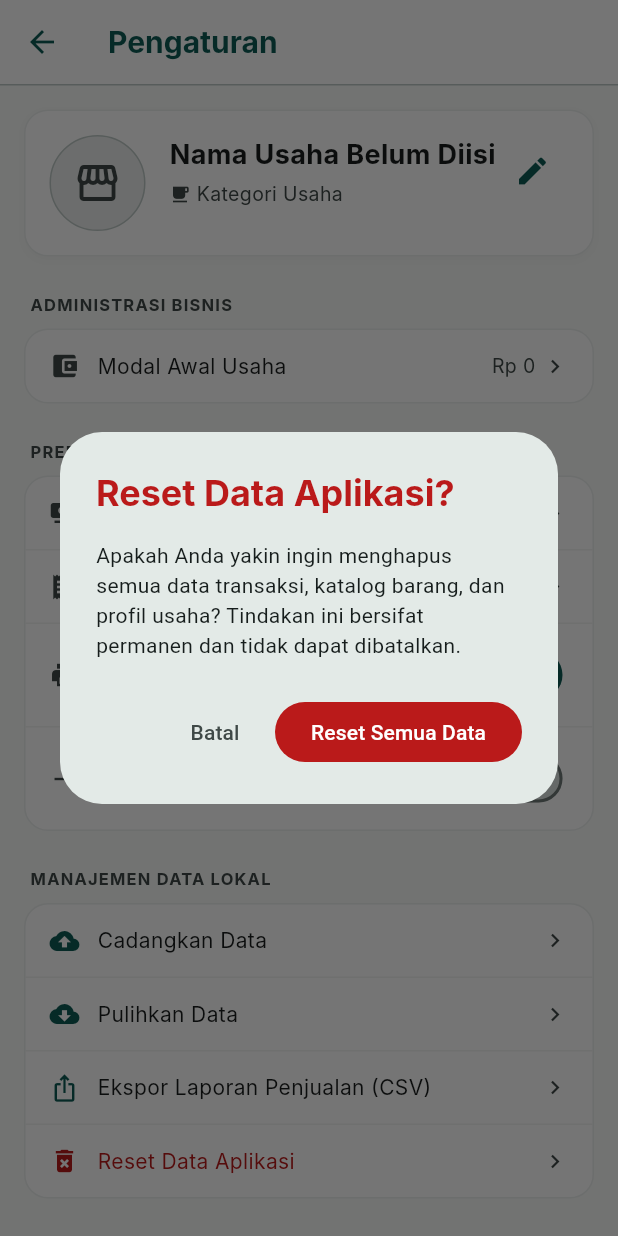
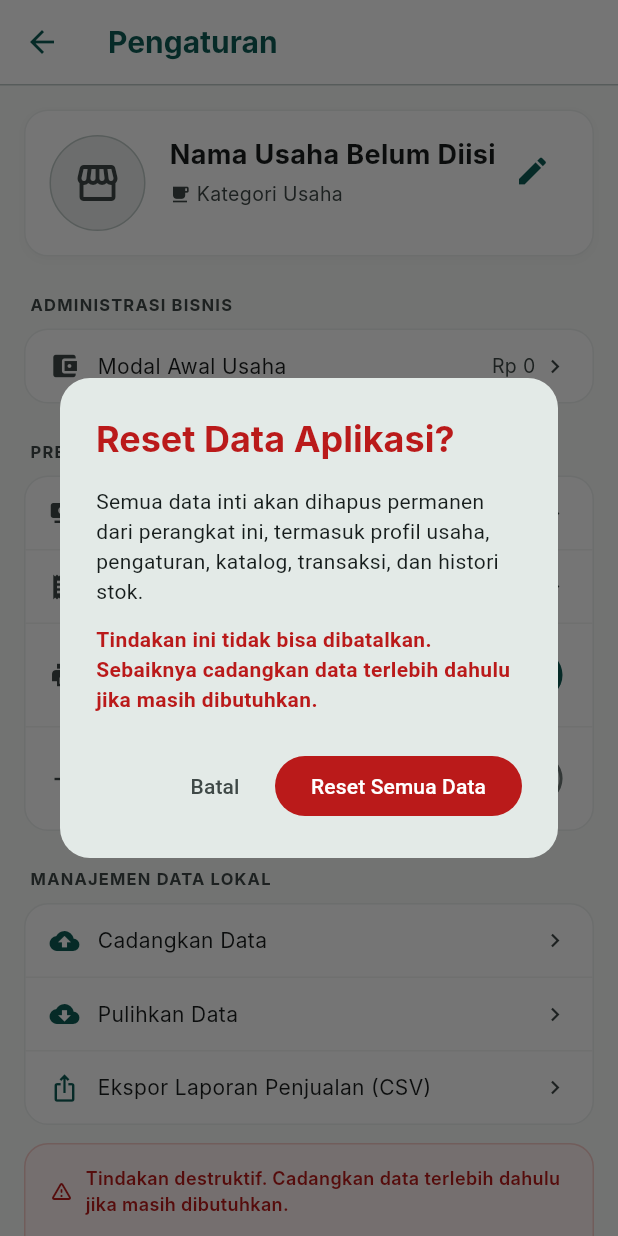
Before and after one commit to iqbalmaulana03/pujangga-pos, a Flutter app: the PengaturanPage screen opened by its route, after a tap on "Reset Data Aplikasi", on a phone screen of 412 x 824 dp. Run offline on Flutter 3.47's test engine with Material 3 defaults, Android fonts, the light colour scheme and no system bars; our stand-ins replace flutter_riverpod, go_router, share_plus, sqflite; accounts and stored records are empty; Roboto replaces fonts that are missing (Inter).

Commit message:
feat[22]: add app data reset flow

```diff
--- /dev/null
+++ b/lib/features/pengaturan/presentation/controllers/pengaturan_reset_controller.dart
@@ -0,0 +1,35 @@
+import 'package:flutter_riverpod/flutter_riverpod.dart';
+
+import '../../../../core/services/app_startup_service.dart';
+import '../../data/services/app_reset_service.dart';
+import 'pengaturan_backup_controller.dart';
+import 'pengaturan_settings_controller.dart';
+
+final appResetServiceProvider = Provider<AppResetService>((ref) {
+  return AppResetService(
+    database: ref.watch(appDatabaseProvider),
+    logger: ref.watch(appLoggerProvider),
+  );
+});
+
+final pengaturanResetControllerProvider =
+    AsyncNotifierProvider<PengaturanResetController, void>(
+      PengaturanResetController.new,
+    );
+
+class PengaturanResetController extends AsyncNotifier<void> {
+  @override
+  Future<void> build() async {}
+
+  Future<void> resetAppData() async {
+    state = const AsyncLoading();
+    state = await AsyncValue.guard(() async {
+      await ref.read(appResetServiceProvider).resetAppData();
+
+      ref.invalidate(appStartupProvider);
+      ref.invalidate(businessProfileProvider);
+      ref.invalidate(appSettingsProvider);
+      ref.invalidate(pengaturanBackupControllerProvider);
+    });
+  }
+}
--- a/lib/features/pengaturan/presentation/pages/pengaturan_page.dart
+++ b/lib/features/pengaturan/presentation/pages/pengaturan_page.dart
@@ -4,11 +4,13 @@ import 'package:go_router/go_router.dart';
 import 'package:share_plus/share_plus.dart';
 
 import '../../../../core/utils/currency_formatter.dart';
+import '../../../../app/router/app_router.dart';
 import '../../../../core/services/app_startup_service.dart';
 import '../../domain/entities/app_settings.dart';
 import '../../../setup_usaha/domain/entities/business_profile.dart';
 import '../controllers/pengaturan_backup_controller.dart';
 import '../controllers/pengaturan_profil_controller.dart';
+import '../controllers/pengaturan_reset_controller.dart';
 import '../controllers/pengaturan_settings_controller.dart';
 
 class PengaturanPage extends ConsumerStatefulWidget {
@@ -65,25 +67,32 @@ class _PengaturanPageState extends ConsumerState<PengaturanPage> {
   }
 
   Future<void> _handleResetDatabase() async {
-    final db = await ref.read(appDatabaseProvider).database();
-    await db.transaction((txn) async {
-      await txn.delete('stock_movements');
-      await txn.delete('sales_transaction_items');
-      await txn.delete('sales_transactions');
-      await txn.delete('items');
-      await txn.delete('categories');
-      await txn.delete('business_profile');
-      await txn.delete('app_settings');
-    });
+    ScaffoldMessenger.of(context).hideCurrentSnackBar();
 
-    ref.invalidate(appStartupProvider);
-    ref.invalidate(businessProfileProvider);
-    ref.invalidate(appSettingsProvider);
+    try {
+      await ref.read(pengaturanResetControllerProvider.notifier).resetAppData();
 
-    if (mounted) {
-      context.go('/');
+      if (!mounted) {
+        return;
+      }
+
+      context.go(AppRoutes.setup);
       ScaffoldMessenger.of(context).showSnackBar(
-        const SnackBar(content: Text('Data aplikasi berhasil direset.')),
+        const SnackBar(
+          content: Text(
+            'Semua data aplikasi berhasil dihapus. Silakan siapkan usaha lagi untuk mulai memakai aplikasi.',
+          ),
+        ),
+      );
+    } catch (error) {
+      if (!mounted) {
+        return;
+      }
+
+      ScaffoldMessenger.of(context).showSnackBar(
+        SnackBar(
+          content: Text('Gagal mereset data aplikasi: ${error.toString()}'),
+        ),
       );
     }
   }
@@ -478,10 +487,16 @@ class _PengaturanPageState extends ConsumerState<PengaturanPage> {
   }
 
   void _showResetConfirmDialog() {
+    final isResetting = ref.read(pengaturanResetControllerProvider).isLoading;
+
     showDialog(
       context: context,
+      barrierDismissible: !isResetting,
       builder: (context) {
         return AlertDialog(
+          shape: RoundedRectangleBorder(
+            borderRadius: BorderRadius.circular(20),
+          ),
           title: const Text(
             'Reset Data Aplikasi?',
             style: TextStyle(
@@ -490,26 +505,51 @@ class _PengaturanPageState extends ConsumerState<PengaturanPage> {
               color: Color(0xFFBA1A1A),
             ),
           ),
-          content: const Text(
-            'Apakah Anda yakin ingin menghapus semua data transaksi, katalog barang, dan profil usaha? Tindakan ini bersifat permanen dan tidak dapat dibatalkan.',
+          content: const Column(
+            mainAxisSize: MainAxisSize.min,
+            crossAxisAlignment: CrossAxisAlignment.start,
+            children: [
+              Text(
+                'Semua data inti akan dihapus permanen dari perangkat ini, termasuk profil usaha, pengaturan, katalog, transaksi, dan histori stok.',
+              ),
+              SizedBox(height: 12),
+              Text(
+                'Tindakan ini tidak bisa dibatalkan. Sebaiknya cadangkan data terlebih dahulu jika masih dibutuhkan.',
+                style: TextStyle(
+                  color: Color(0xFFBA1A1A),
+                  fontWeight: FontWeight.w600,
+                ),
+              ),
+            ],
           ),
           actions: [
             TextButton(
-              onPressed: () => Navigator.pop(context),
+              onPressed: isResetting ? null : () => Navigator.pop(context),
               child: const Text(
                 'Batal',
                 style: TextStyle(color: Color(0xFF3F4947)),
               ),
             ),
             FilledButton(
-              onPressed: () {
+              onPressed: isResetting
+                  ? null
+                  : () {
                       Navigator.pop(context);
                       _handleResetDatabase();
                     },
               style: FilledButton.styleFrom(
                 backgroundColor: const Color(0xFFBA1A1A),
               ),
-              child: const Text('Reset Semua Data'),
+              child: isResetting
+                  ? const SizedBox(
+                      width: 18,
+                      height: 18,
+                      child: CircularProgressIndicator(
+                        strokeWidth: 2,
+                        color: Colors.white,
+                      ),
+                    )
+                  : const Text('Reset Semua Data'),
             ),
           ],
         );
@@ -535,7 +575,9 @@ class _PengaturanPageState extends ConsumerState<PengaturanPage> {
     final profileAsync = ref.watch(businessProfileProvider);
     final settingsAsync = ref.watch(appSettingsProvider);
     final backupState = ref.watch(pengaturanBackupControllerProvider);
+    final resetState = ref.watch(pengaturanResetControllerProvider);
     final isBackingUp = backupState.isLoading;
+    final isResetting = resetState.isLoading;
 
     return Scaffold(
       backgroundColor: const Color(0xFFF8FAF8),
@@ -845,16 +887,63 @@ class _PengaturanPageState extends ConsumerState<PengaturanPage> {
                           );
                         },
                       ),
-                      const Divider(
-                        height: 1,
-                        thickness: 1,
-                        color: Color(0xFFF2F4F2),
+                    ],
+                  ),
+                ),
+                const SizedBox(height: 12),
+                Container(
+                  decoration: BoxDecoration(
+                    color: const Color(0xFFFFF3F1),
+                    borderRadius: BorderRadius.circular(16),
+                    border: Border.all(
+                      color: const Color(0xFFF2B8B5).withValues(alpha: 0.7),
+                    ),
+                  ),
+                  child: Column(
+                    children: [
+                      const Padding(
+                        padding: EdgeInsets.fromLTRB(16, 14, 16, 0),
+                        child: Row(
+                          children: [
+                            Icon(
+                              Icons.warning_amber_rounded,
+                              size: 16,
+                              color: Color(0xFFBA1A1A),
+                            ),
+                            SizedBox(width: 8),
+                            Expanded(
+                              child: Text(
+                                'Tindakan destruktif. Cadangkan data terlebih dahulu jika masih dibutuhkan.',
+                                style: TextStyle(
+                                  fontFamily: 'Inter',
+                                  fontSize: 12,
+                                  height: 1.4,
+                                  color: Color(0xFFBA1A1A),
+                                  fontWeight: FontWeight.w600,
+                                ),
+                              ),
+                            ),
+                          ],
+                        ),
                       ),
                       _buildRowAction(
                         icon: Icons.delete_forever,
+                        trailing: isResetting
+                            ? const SizedBox(
+                                width: 18,
+                                height: 18,
+                                child: CircularProgressIndicator(
+                                  strokeWidth: 2,
+                                ),
+                              )
+                            : null,
+                        enabled: !isResetting,
+                        backgroundColor: const Color(0xFFFFF3F1),
                         iconColor: const Color(0xFFBA1A1A),
                         title: 'Reset Data Aplikasi',
                         titleColor: const Color(0xFFBA1A1A),
+                        subtitle:
+                            'Hapus seluruh data lokal dan kembalikan aplikasi ke kondisi awal.',
                         onTap: _showResetConfirmDialog,
                       ),
                     ],
@@ -1002,29 +1091,57 @@ class _PengaturanPageState extends ConsumerState<PengaturanPage> {
   Widget _buildRowAction({
     required IconData icon,
     required String title,
+    String? subtitle,
     String? value,
     Color? iconColor,
     Color? titleColor,
+    Color? backgroundColor,
     Widget? trailing,
+    bool enabled = true,
     VoidCallback? onTap,
   }) {
     return InkWell(
-      onTap: onTap,
+      onTap: enabled ? onTap : null,
       borderRadius: BorderRadius.circular(16),
+      child: Container(
+        decoration: BoxDecoration(
+          color: backgroundColor,
+          borderRadius: BorderRadius.circular(16),
+        ),
         child: Padding(
           padding: const EdgeInsets.symmetric(horizontal: 16, vertical: 14),
           child: Row(
+            crossAxisAlignment: subtitle != null
+                ? CrossAxisAlignment.start
+                : CrossAxisAlignment.center,
             children: [
               Icon(icon, size: 20, color: iconColor ?? const Color(0xFF3F4947)),
               const SizedBox(width: 12),
               Expanded(
-              child: Text(
+                child: Column(
+                  crossAxisAlignment: CrossAxisAlignment.start,
+                  children: [
+                    Text(
                       title,
                       style: TextStyle(
                         fontFamily: 'Inter',
                         fontSize: 14,
                         color: titleColor ?? const Color(0xFF191C1C),
                       ),
+                    ),
+                    if (subtitle != null) ...[
+                      const SizedBox(height: 4),
+                      Text(
+                        subtitle,
+                        style: const TextStyle(
+                          fontFamily: 'Inter',
+                          fontSize: 12,
+                          height: 1.4,
+                          color: Color(0xFF5B6663),
+                        ),
+                      ),
+                    ],
+                  ],
                 ),
               ),
               if (value != null) ...[
@@ -1045,6 +1162,7 @@ class _PengaturanPageState extends ConsumerState<PengaturanPage> {
                     color: Color(0xFF3F4947),
                   ),
             ],
+          ),
         ),
       ),
     );
```
Also changed, not shown: lib/core/database/app_database.dart (+34 -7 lines), lib/features/pengaturan/data/services/app_reset_service.dart (added, +15 -0 lines), 1 other file. Lines whose indentation alone changed are shown as unchanged.
